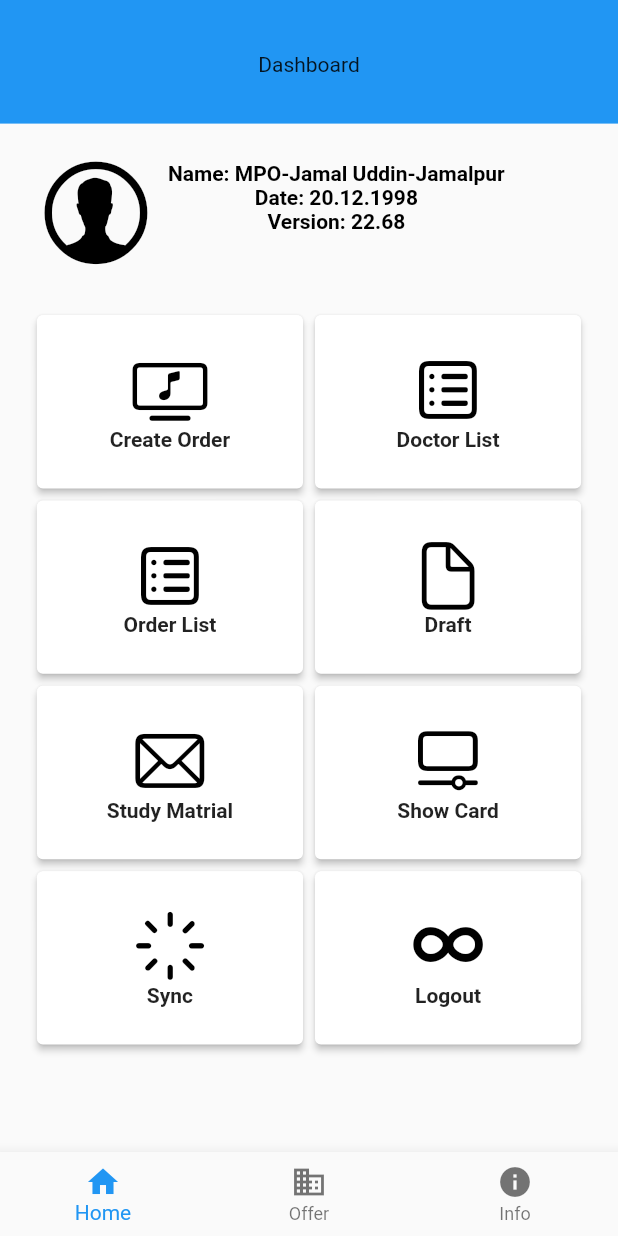
After one commit to zakaria90024/deeplaid_apps_models, a Flutter app: the HomePage screen opened directly, on a phone screen of 412 x 824 dp. The commit adds this screen. Run offline on Flutter 3.47's test engine with Material 2 defaults, Android fonts, the phone set to English and light mode, and no system bars; our stand-ins replace fluttertoast.

Commit message:
day2 - 19-Feb-2023, 20Feb- Otp, Post Request, 22-DashBoard Design

```diff
--- /dev/null
+++ b/lib/dashboard_deeplaid_apps/home.dart
@@ -0,0 +1,353 @@
+import 'package:flutter/cupertino.dart';
+import 'package:flutter/material.dart';
+
+class HomePage extends StatefulWidget {
+  const HomePage(String s, {Key? key}) : super(key: key);
+
+  @override
+  State<HomePage> createState() => _HomePageState();
+}
+
+class _HomePageState extends State<HomePage> {
+  @override
+  Widget build(BuildContext context) {
+    final deviceHight = MediaQuery.of(context).size.height;
+    final deviceWidth = MediaQuery.of(context).size.width;
+    print("height$deviceHight width$deviceWidth");
+
+    return Scaffold(
+        resizeToAvoidBottomInset: false,
+        body: Center(
+          child: Column(children: [
+            SizedBox(
+                child: Container(
+                    // decoration: const BoxDecoration(
+                    //     image: DecorationImage(
+                    //         image: AssetImage("assets/images/bg.png"),
+                    //         fit: BoxFit.cover)),
+                    // height: deviceHight,
+                    // width: deviceWidth,
+                    child: Column(children: [
+                      SizedBox(
+                        height: deviceHight * 0.10,
+                        width:  deviceWidth,
+                        child: SizedBox(
+                          child:Container(
+                            color: Colors.blue,
+                            child: Padding(
+                              padding: const EdgeInsets.only(left: 20, right: 20, top: 35, bottom: 20),
+                              child: Column(
+                                children: [
+                                  Text("Dashboard")
+                                ],
+                              ),
+                            ),
+                          ),
+                        ),
+                      ),
+                      Row(
+                        children: [
+                          GestureDetector(
+                            onTap: () {
+                              print("clicked1");
+                            },
+                            child: SizedBox(
+                              height: deviceHight * 0.15,
+                              width: deviceWidth,
+                              child: Row(
+                                children: [
+                                  const Padding(
+                                    padding: EdgeInsets.only(
+                                        left: 24,
+                                        top: 0,
+                                        right: 0,
+                                        bottom: 5),
+                                    child: Icon(
+                                      CupertinoIcons.person_alt_circle,
+                                      color: Colors.black,
+                                      size: 80,
+                                    ),
+                                  ),
+                                  Padding(
+                                    padding: const EdgeInsets.only(
+                                        left: 8,
+                                        top: 25,
+                                        right: 4,
+                                        bottom: 4),
+                                    child: Column(
+                                      children: const [
+                                        Text(
+                                          "Name: MPO-Jamal Uddin-Jamalpur",
+                                          style: TextStyle(
+                                              fontWeight: FontWeight.bold,
+                                               color: Colors.black),
+                                        ),
+                                        Text(
+                                          "Date: 20.12.1998",
+                                          style: TextStyle(
+                                             fontWeight: FontWeight.bold,  color: Colors.black),
+                                        ),
+                                        Text(
+                                          "Version: 22.68",
+                                          style: TextStyle(
+                                              fontWeight: FontWeight.bold,
+                                               color: Colors.black),
+                                        )
+                                      ],
+                                    ),
+                                  )
+                                ],
+                              ),
+                            ),
+                          ),
+                          SizedBox(
+                            height: deviceHight * 0.15,
+                            width: deviceWidth * 0.0,
+                            child: Card(
+                              elevation: 2,
+                              child: Column(
+                                mainAxisAlignment: MainAxisAlignment.center,
+                                children: const [
+                                  Icon(
+                                    CupertinoIcons.home,
+                                    color: Colors.black,
+                                    size: 50,
+                                  ),
+                                  Text(
+                                    "",
+                                    style: TextStyle(
+                                        fontWeight: FontWeight.bold),
+                                  )
+                                ],
+                              ),
+                            ),
+                          ),
+                        ],
+                      ),
+                      Row(
+                        mainAxisAlignment: MainAxisAlignment.center,
+                        children: [
+                          new GestureDetector(
+                            onTap: () {
+                              print("clicked");
+                            },
+                            child: SizedBox(
+                              height: deviceHight * 0.15,
+                              width: deviceWidth * 0.45,
+                              child: Card(
+                                elevation: 2,
+                                child: Column(
+                                  mainAxisAlignment: MainAxisAlignment.center,
+                                  children: [
+                                    Icon(
+                                      CupertinoIcons.tv_music_note,
+                                      color: Colors.black,
+                                      size: 50,
+                                    ),
+                                    Text(
+                                      "Create Order",
+                                      style: TextStyle(
+                                          fontWeight: FontWeight.bold),
+                                    )
+                                  ],
+                                ),
+                              ),
+                            ),
+                          ),
+                          SizedBox(
+                            height: deviceHight * 0.15,
+                            width: deviceWidth * 0.45,
+                            child: Card(
+                              elevation: 2,
+                              child: Column(
+                                mainAxisAlignment: MainAxisAlignment.center,
+                                children: [
+                                  Icon(
+                                    CupertinoIcons.square_list,
+                                    color: Colors.black,
+                                    size: 50,
+                                  ),
+                                  Text(
+                                    "Doctor List",
+                                    style: TextStyle(
+                                        fontWeight: FontWeight.bold),
+                                  )
+                                ],
+                              ),
+                            ),
+                          ),
+                        ],
+                      ),
+                      Row(
+                        mainAxisAlignment: MainAxisAlignment.center,
+                        children: [
+                          SizedBox(
+                            height: deviceHight * 0.15,
+                            width: deviceWidth * 0.45,
+                            child: Card(
+                              elevation: 2,
+                              child: Column(
+                                mainAxisAlignment: MainAxisAlignment.center,
+                                children: [
+                                  Icon(
+                                    CupertinoIcons.square_list,
+                                    color: Colors.black,
+                                    size: 50,
+                                  ),
+                                  Text(
+                                    "Order List",
+                                    style: TextStyle(
+                                        fontWeight: FontWeight.bold),
+                                  )
+                                ],
+                              ),
+                            ),
+                          ),
+                          SizedBox(
+                            height: deviceHight * 0.15,
+                            width: deviceWidth * 0.45,
+                            child: Card(
+                              elevation: 2,
+                              child: Column(
+                                mainAxisAlignment: MainAxisAlignment.center,
+                                children: [
+                                  Icon(
+                                    CupertinoIcons.doc,
+                                    color: Colors.black,
+                                    size: 50,
+                                  ),
+                                  Text(
+                                    "Draft",
+                                    style: TextStyle(
+                                        fontWeight: FontWeight.bold),
+                                  )
+                                ],
+                              ),
+                            ),
+                          ),
+                        ],
+                      ),
+                      Row(
+                        mainAxisAlignment: MainAxisAlignment.center,
+                        children: [
+                          SizedBox(
+                            height: deviceHight * 0.15,
+                            width: deviceWidth * 0.45,
+                            child: Card(
+                              elevation: 2,
+                              child: Column(
+                                mainAxisAlignment: MainAxisAlignment.center,
+                                children: [
+                                  Icon(
+                                    CupertinoIcons.mail,
+                                    color: Colors.black,
+                                    size: 50,
+                                  ),
+                                  Text(
+                                    "Study Matrial",
+                                    style: TextStyle(
+                                        fontWeight: FontWeight.bold),
+                                  )
+                                ],
+                              ),
+                            ),
+                          ),
+                          SizedBox(
+                            height: deviceHight * 0.15,
+                            width: deviceWidth * 0.45,
+                            child: Card(
+                              elevation: 2,
+                              child: Column(
+                                mainAxisAlignment: MainAxisAlignment.center,
+                                children: [
+                                  Icon(
+                                    CupertinoIcons.slider_horizontal_below_rectangle,
+                                    color: Colors.black,
+                                    size: 50,
+                                  ),
+                                  Text(
+                                    "Show Card",
+                                    style: TextStyle(
+                                        fontWeight: FontWeight.bold),
+                                  )
+                                ],
+                              ),
+                            ),
+                          ),
+                        ],
+                      ),
+                      Row(
+                        mainAxisAlignment: MainAxisAlignment.center,
+                        children: [
+                          SizedBox(
+                            height: deviceHight * 0.15,
+                            width: deviceWidth * 0.45,
+                            child: Card(
+                              elevation: 2,
+                              child: Column(
+                                mainAxisAlignment: MainAxisAlignment.center,
+                                children: [
+                                  Icon(
+                                    CupertinoIcons.rays,
+                                    color: Colors.black,
+                                    size: 50,
+                                  ),
+                                  Text(
+                                    "Sync",
+                                    style: TextStyle(
+                                        fontWeight: FontWeight.bold),
+                                  )
+                                ],
+                              ),
+                            ),
+                          ),
+                          SizedBox(
+                            height: deviceHight * 0.15,
+                            width: deviceWidth * 0.45,
+                            child: Card(
+                              elevation: 2,
+                              child: Column(
+                                mainAxisAlignment: MainAxisAlignment.center,
+                                children: [
+                                  Icon(
+                                    CupertinoIcons.loop,
+                                    color: Colors.black,
+                                    size: 50,
+                                  ),
+                                  Text(
+                                    "Logout",
+                                    style: TextStyle(
+                                        fontWeight: FontWeight.bold),
+                                  )
+                                ],
+                              ),
+                            ),
+                          ),
+                        ],
+                      ),
+                    ])))
+          ]),
+        ),
+
+      bottomNavigationBar: BottomNavigationBar(
+        items: const <BottomNavigationBarItem>[
+          BottomNavigationBarItem(
+            icon: Icon(Icons.home),
+            label: 'Home',
+          ),
+          BottomNavigationBarItem(
+            icon: Icon(Icons.business),
+            label: 'Offer',
+          ),
+          BottomNavigationBarItem(
+            icon: Icon(Icons.info),
+            label: 'Info',
+          ),
+        ],
+
+        selectedItemColor: Colors.blue,
+      ),
+
+    );
+  }
+}
--- a/lib/login_deeplaid_apps/login.dart
+++ b/lib/login_deeplaid_apps/login.dart
@@ -1,3 +1,4 @@
+import 'package:deeplaid_apps_models/dashboard_deeplaid_apps/home.dart';
 import 'package:flutter/material.dart';
 import 'package:fluttertoast/fluttertoast.dart';
 import 'package:url_launcher/url_launcher.dart';
@@ -17,7 +18,6 @@ class _LoginState extends State<Login> {
   String dropdownValue = 'Select Branch';
   final TextEditingController _emailController = TextEditingController();
   final TextEditingController _passwordController = TextEditingController();
-
 
   @override
   void initState() {
@@ -43,7 +43,19 @@ class _LoginState extends State<Login> {
     final deviceHight = MediaQuery.of(context).size.height;
     final deviceWidth = MediaQuery.of(context).size.width;
 
-    return Scaffold(
+    return WillPopScope(
+      onWillPop: () async {
+        Fluttertoast.showToast(
+            msg: "Please Login",
+            toastLength: Toast.LENGTH_LONG,
+            gravity: ToastGravity.BOTTOM,
+            timeInSecForIosWeb: 1,
+            backgroundColor: Colors.blue,
+            textColor: Colors.white,
+            fontSize: 12.0);
+        return true; // Return true to allow the back navigation, false to prevent it.
+      },
+      child: Scaffold(
         resizeToAvoidBottomInset: false,
         //backgroundColor: Colors.blue,
         body: Center(
@@ -92,7 +104,8 @@ class _LoginState extends State<Login> {
                                   child: SizedBox(
                                     height: 75,
                                     width: 75,
-                                  child: Image.asset('assets/images/logo.png'),
+                                    child:
+                                        Image.asset('assets/images/logo.png'),
                                   ),
                                 ),
                                 Row(
@@ -174,7 +187,8 @@ class _LoginState extends State<Login> {
                                           },
                                           child: const Text(
                                             "WEB PORTAL",
-                                          style: TextStyle(color: Colors.blue),
+                                            style:
+                                                TextStyle(color: Colors.blue),
                                           ),
                                         ),
 
@@ -185,7 +199,8 @@ class _LoginState extends State<Login> {
                                           decoration: const InputDecoration(
                                             enabledBorder: UnderlineInputBorder(
                                               borderSide: BorderSide(
-                                                width: 1, color: Colors.black),
+                                                  width: 1,
+                                                  color: Colors.black),
                                             ),
                                             labelText: 'User ID',
                                           ),
@@ -264,16 +279,21 @@ class _LoginState extends State<Login> {
                                         // ),
                                         ElevatedButton(
                                             onPressed: () {
-                                            var emailText = _emailController.text;
-                                            var passwordText = _passwordController.text;
+                                              var emailText =
+                                                  _emailController.text;
+                                              var passwordText =
+                                                  _passwordController.text;
                                               Fluttertoast.showToast(
-                                                msg: "User id = $emailText\n Password = $passwordText\n Selected = $dropdownValue",
-                                                toastLength: Toast.LENGTH_SHORT,
+                                                  msg:
+                                                      "User id = $emailText\n Password = $passwordText\n Selected = $dropdownValue",
+                                                  toastLength:
+                                                      Toast.LENGTH_SHORT,
                                                   gravity: ToastGravity.BOTTOM,
                                                   timeInSecForIosWeb: 1,
                                                   backgroundColor: Colors.green,
                                                   textColor: Colors.black,
                                                   fontSize: 12.0);
+                                              Navigator.push((context),MaterialPageRoute(builder: (context)=> HomePage("gome")));
                                             },
                                             style: ElevatedButton.styleFrom(
                                               shape: RoundedRectangleBorder(
@@ -291,7 +311,8 @@ class _LoginState extends State<Login> {
                                                 "Login",
                                                 style: TextStyle(
                                                     fontSize: 15,
-                                                  fontWeight: FontWeight.bold),
+                                                    fontWeight:
+                                                        FontWeight.bold),
                                               )),
                                             )),
                                       ],
@@ -340,6 +361,7 @@ class _LoginState extends State<Login> {
             ],
           ),
         ),
+      ),
     );
   }
 }
--- a/lib/otp_deeplaid_apps/otp.dart
+++ b/lib/otp_deeplaid_apps/otp.dart
@@ -15,9 +15,9 @@ class otpModel extends StatefulWidget {
 }
 
 class _otpModelState extends State<otpModel> {
-  late String otpUser = Services.getValidNumber("01818280008") as String;
+  //late String otpUser = Services.getValidNumber("01818280008") as String;
   final TextEditingController _numberController = TextEditingController();
-  late String userID;
+  late String userID = "";
 
   @override
   void initState() {
@@ -28,6 +28,21 @@ class _otpModelState extends State<otpModel> {
     //Services.getValidNumber(_numberController.text);
     Services.getValidNumber(_numberController.text).then((result) {
       userID = result;
+
+      if (userID.isNotEmpty) {
+        print("else if called $userID");
+        Navigator.push(
+            context,
+            MaterialPageRoute(
+                builder: (context) => const Login(
+                      title: "_number",
+                    )));
+        _numberController.clear();
+        userID = "";
+      }else if(userID.isEmpty){
+        Fluttertoast.showToast(msg: "Invalid Mobile Number");
+      }
+
       //print("from name $userID");
     });
 
@@ -170,32 +185,30 @@ class _otpModelState extends State<otpModel> {
                                 ),
                                 ElevatedButton(
                                     onPressed: () {
-                                      var _number = _numberController.text;
+                                      if (_numberController.text
+                                          .trim()
+                                          .isEmpty) {
+                                        Fluttertoast.showToast(
+                                            msg: "Number Field Empty",
+                                            toastLength: Toast.LENGTH_LONG,
+                                            gravity: ToastGravity.TOP,
+                                            timeInSecForIosWeb: 1,
+                                            backgroundColor: Colors.blue,
+                                            textColor: Colors.white,
+                                            fontSize: 12.0);
+                                      } else {
+                                        _createTable();
+                                      }
 
-                                      _createTable();
-
-
-                                      print("Print before$userID");
-
-                                      var fd = "353";
-                                      var s = userID;
-
-                                      if (s == fd) {
-
-                                        print("if called $userID");
-
-                                      } else {
-                                        print("else called$userID");
-                                        // Navigator.push(
-                                        //     context,
-                                        //     MaterialPageRoute(
-                                        //         builder: (context) =>
-                                        //         const Login(
-                                        //           title: "_number",
-                                        //         )));
-                                        _numberController.clear();
-
-                                      }
+                                      // if (s == userID) {
+                                      //
+                                      //
+                                      //
+                                      // } else if(s == "393") {
+                                      //   print("else called$userID");
+                                      //
+                                      //
+                                      // }
                                     },
                                     style: ElevatedButton.styleFrom(
                                       shape: RoundedRectangleBorder(
--- a/pubspec.yaml
+++ b/pubspec.yaml
@@ -65,6 +65,7 @@ flutter:
   assets:
     - assets/images/logo.png
     - assets/images/bgfull.png
+    - assets/images/bg.png
 
 
   # An image asset can refer to one or more resolution-specific "variants", see
```
Also changed, not shown: assets/images/bg.png (added). Lines whose indentation alone changed are shown as unchanged.
